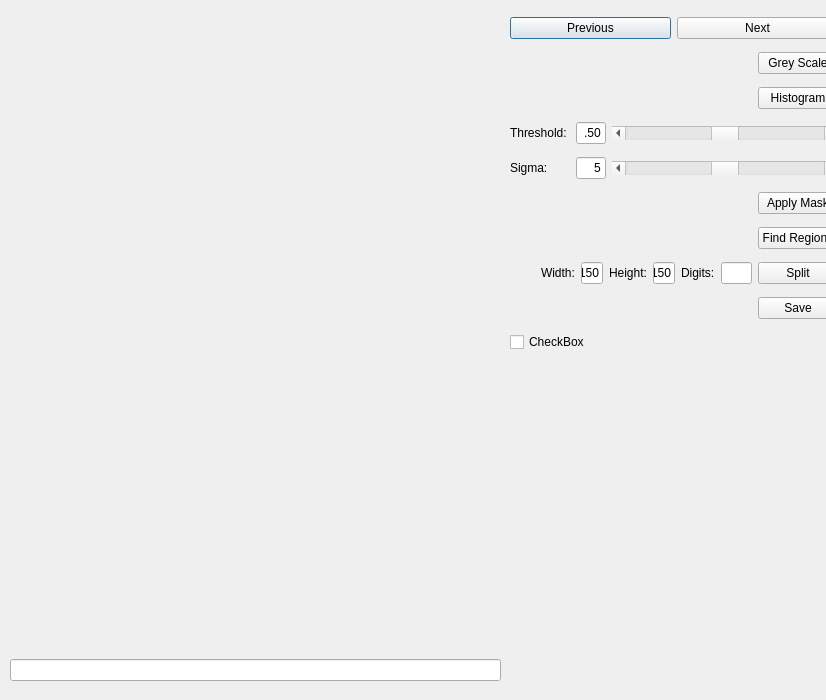
Qt form ProcessKilnImages-dlg.ui (bmuth/ProcessKilnImages) before a commit.
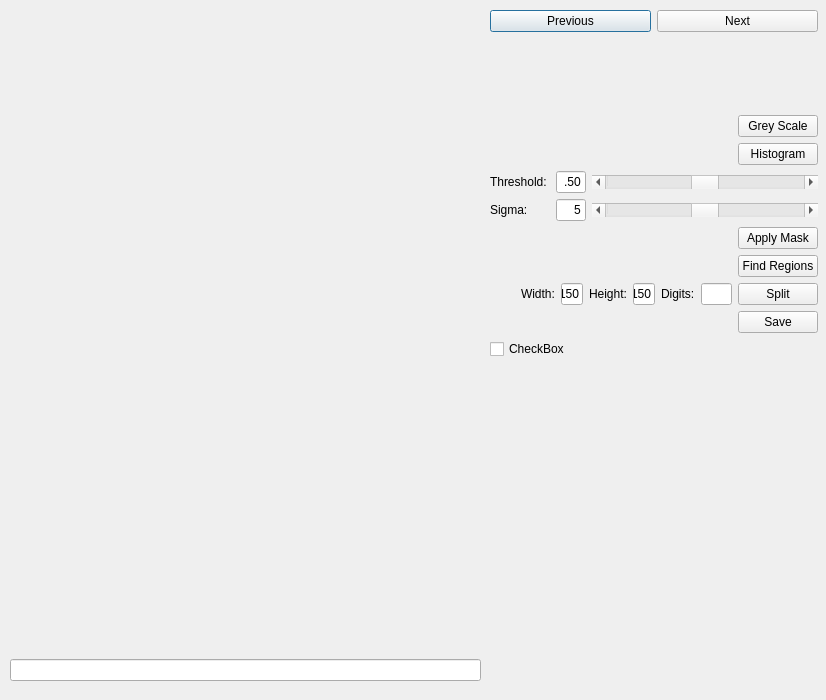
The same form after that commit.

Commit message: sort input directory

```diff
--- a/ProcessKilnImages-dlg.ui
+++ b/ProcessKilnImages-dlg.ui
@@ -18,7 +18,7 @@
     <rect>
      <x>10</x>
      <y>10</y>
-     <width>491</width>
+     <width>471</width>
      <height>671</height>
     </rect>
    </property>
@@ -48,7 +48,7 @@
   <widget class="QWidget" name="verticalLayoutWidget_2">
    <property name="geometry">
     <rect>
-     <x>510</x>
+     <x>490</x>
      <y>10</y>
      <width>328</width>
      <height>358</height>
@@ -76,6 +76,30 @@
       </item>
      </layout>
     </item>
+    <item>
+     <layout class="QHBoxLayout" name="horizontalLayout_4">
+      <item>
+       <spacer name="horizontalSpacer_7">
+        <property name="orientation">
+         <enum>Qt::Horizontal</enum>
+        </property>
+        <property name="sizeHint" stdset="0">
+         <size>
+          <width>40</width>
+          <height>20</height>
+         </size>
+        </property>
+       </spacer>
+      </item>
+      <item>
+       <widget class="QLabel" name="labFilename">
+        <property name="text">
+         <string>               </string>
+        </property>
+       </widget>
+      </item>
+     </layout>
+    </item>
     <item>
      <layout class="QHBoxLayout" name="horizontalLayout_5">
       <property name="bottomMargin">
```
The commit also changes 2 other files.
